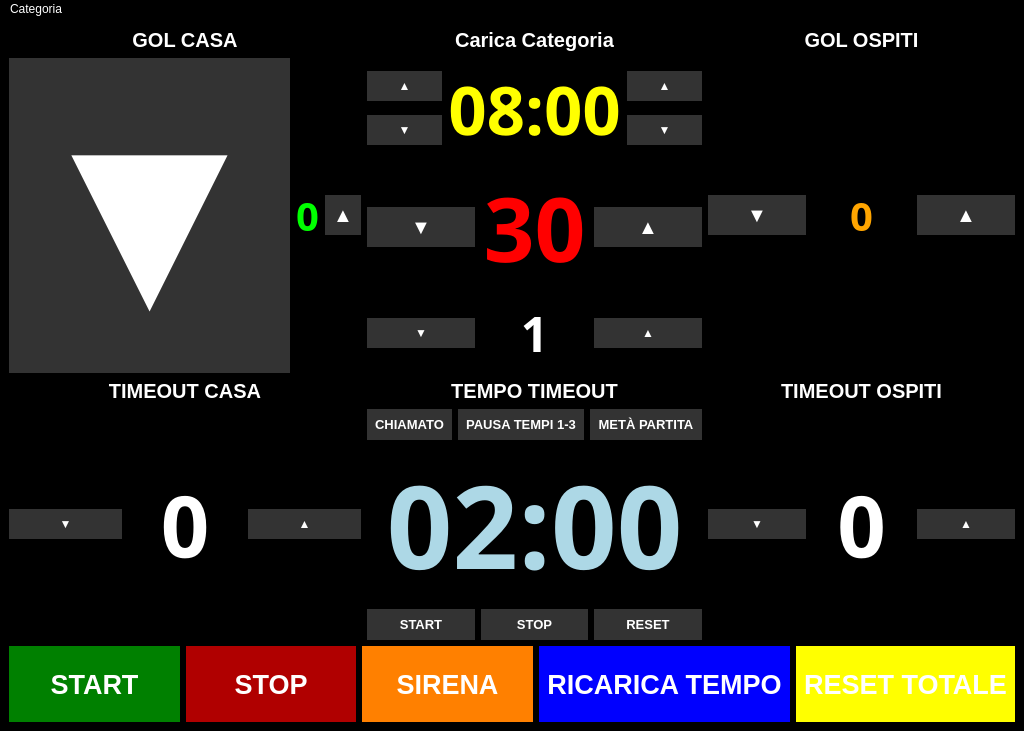
Before: the Qt Designer form rasp5/gui/tabellone.ui in pythonpenguin/segnapunti_pallanuoto, drawn with Qt 5.
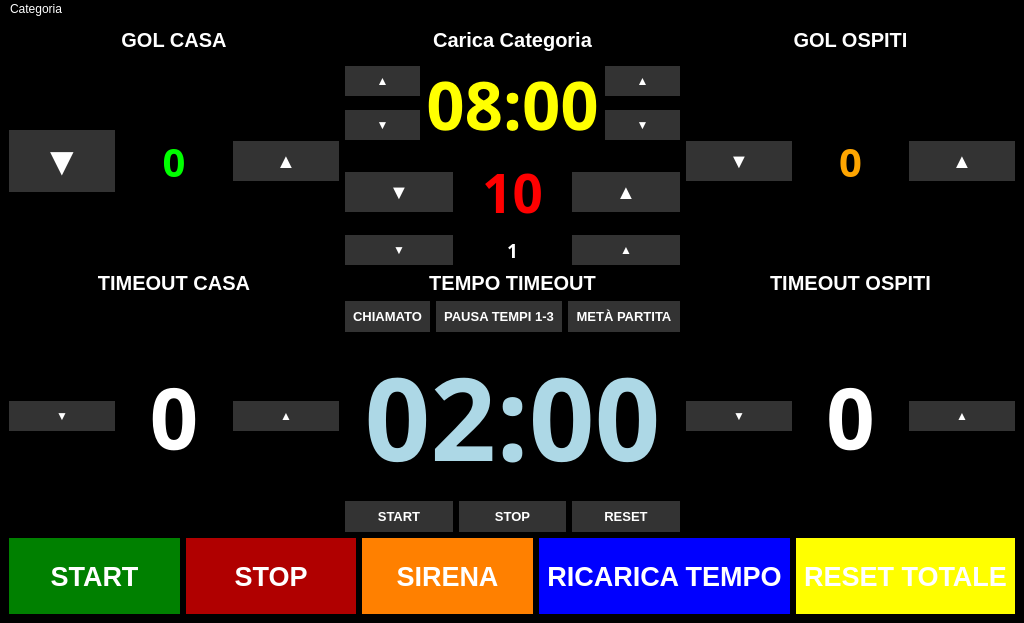
After: the same form once the commit is applied.

What changed in the file:
```diff
--- a/rasp5/gui/tabellone.ui
+++ b/rasp5/gui/tabellone.ui
@@ -104,7 +104,7 @@
                             <widget class="QPushButton" name="buttonHomeMinus">
                                 <property name="font">
                                     <font>
-                                        <pointsize>245</pointsize>
+                                        <pointsize>30</pointsize>
                                     </font>
                                 </property>
                                 <property name="text">
@@ -233,7 +233,7 @@
                                         <property name="font">
                                             <font>
                                                 <family>DS-Digital</family>
-                                                <pointsize>67</pointsize>
+                                                <pointsize>40</pointsize>
                                                 <bold>true</bold>
                                             </font>
                                         </property>
@@ -241,7 +241,7 @@
                                             <string notr="true">color:#FF0000;</string>
                                         </property>
                                         <property name="text">
-                                            <string>30</string>
+                                            <string>10</string>
                                         </property>
                                         <property name="alignment">
                                             <set>Qt::AlignCenter</set>
@@ -276,7 +276,7 @@
                                         <property name="font">
                                             <font>
                                                 <family>DS-Digital</family>
-                                                <pointsize>36</pointsize>
+                                                <pointsize>14</pointsize>
                                                 <bold>true</bold>
                                             </font>
                                         </property>
```
